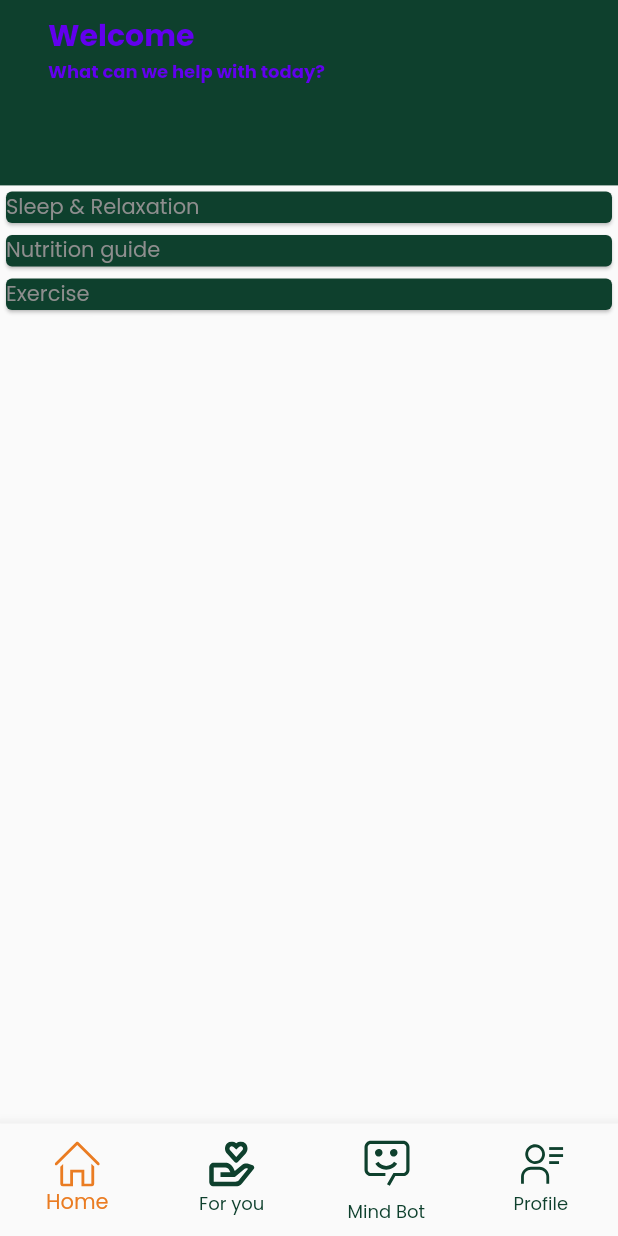
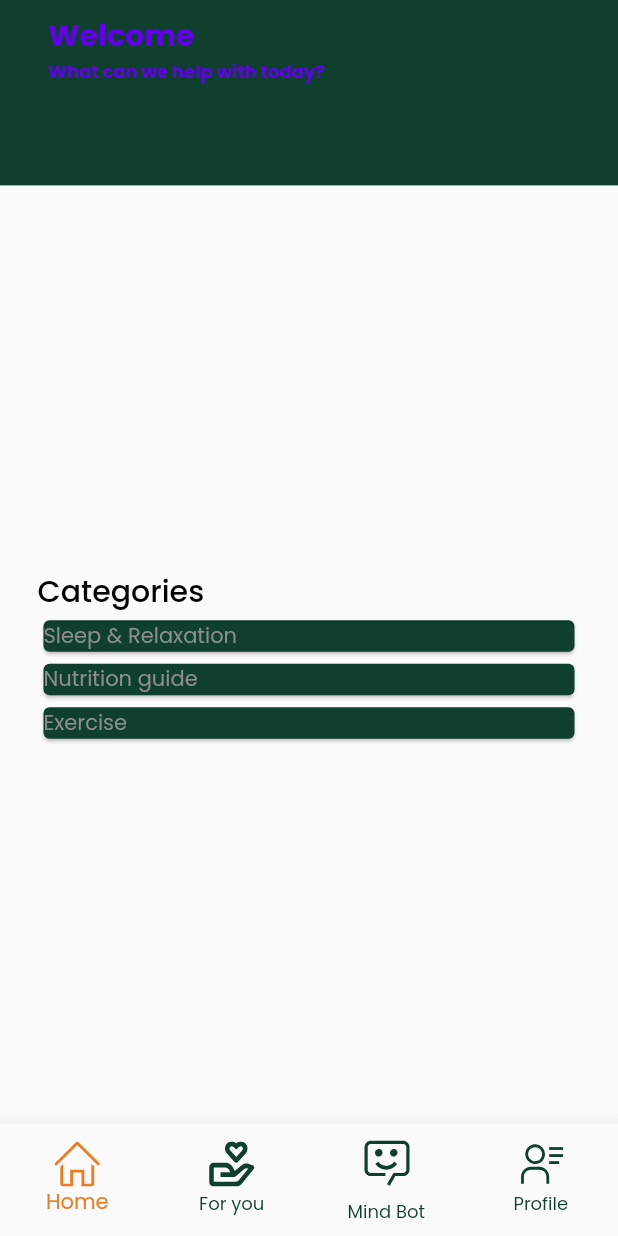
Before and after one commit to folaoluwafemi/mindspa_mobile, a Flutter app: the screen it shows once a user with an empty profile is signed in, on a phone screen of 412 x 824 dp. Run offline on Flutter 3.47's test engine with Material 2 defaults, Android fonts, the phone set to English and light mode, and no system bars; our stand-ins replace firebase_auth, firebase_core, flutter_svg, google_fonts, google_sign_in, introduction_screen; accounts and stored records are empty; project files that could hold a hidden picture were left out.

```diff
--- a/lib/src/features/home/view/home_view.dart
+++ b/lib/src/features/home/view/home_view.dart
@@ -12,7 +12,10 @@ class HomeView extends StatelessWidget {
     final height = MediaQuery.of(context).size.height;
     return Statusbar(
         child: Scaffold(
-      body: CustomScrollView(
+      body: Column(
+        children: [
+          Flexible(
+            child: CustomScrollView(
               slivers: [
                 SliverAppBar(
                   automaticallyImplyLeading: false,
@@ -34,16 +37,40 @@ class HomeView extends StatelessWidget {
                     ),
                   ),
                 ),
-          SliverList(
-            delegate: SliverChildBuilderDelegate((context, index) {
+              ],
+            ),
+          ),
+          Flexible(
+            child: Padding(
+              padding: const EdgeInsets.symmetric(vertical: 5, horizontal: 25),
+              child: Column(
+                crossAxisAlignment: CrossAxisAlignment.start,
+                children: [
+                  Text(
+                    AppStrings.categories,
+                    style: Theme.of(context)
+                        .textTheme
+                        .headline4!
+                        .copyWith(fontSize: 20),
+                  ),
+                  Flexible(
+                    child: ListView.builder(
+                      itemCount: categories.length,
+                      itemBuilder: (BuildContext context, int index) {
                         return Card(
                           color: Theme.of(context).colorScheme.primary,
                           child: Row(
                             children: [Text(categories[index])],
                           ),
                         );
-            }, childCount: categories.length),
+                      },
                     ),
+                  ),
+                ],
+              ),
+            ),
+          ),
+
         ],
       ),
     ));
```
Lines whose indentation alone changed are shown as unchanged.
